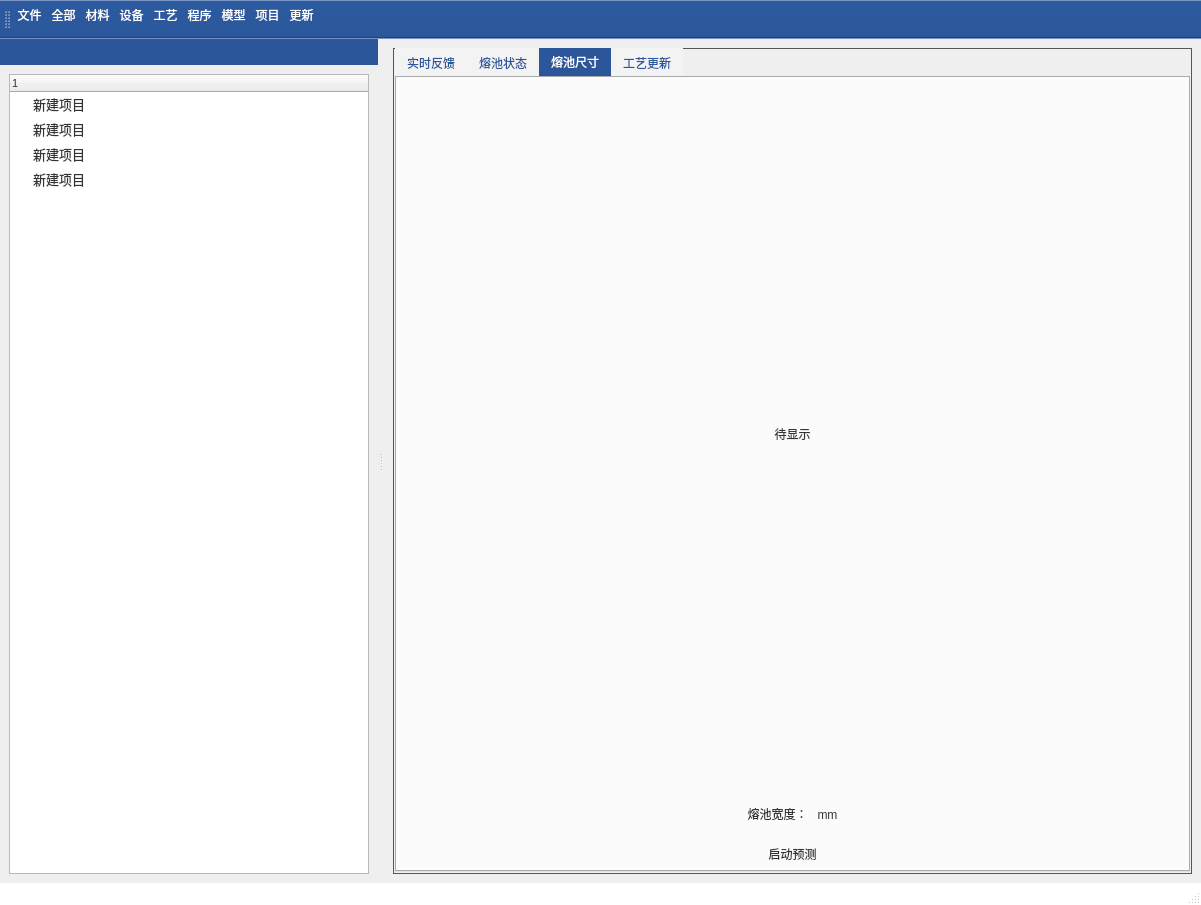
The window that new_thu/UI/main_viewer.ui (mihudaner/THU) describes before a commit, drawn with Qt 5.
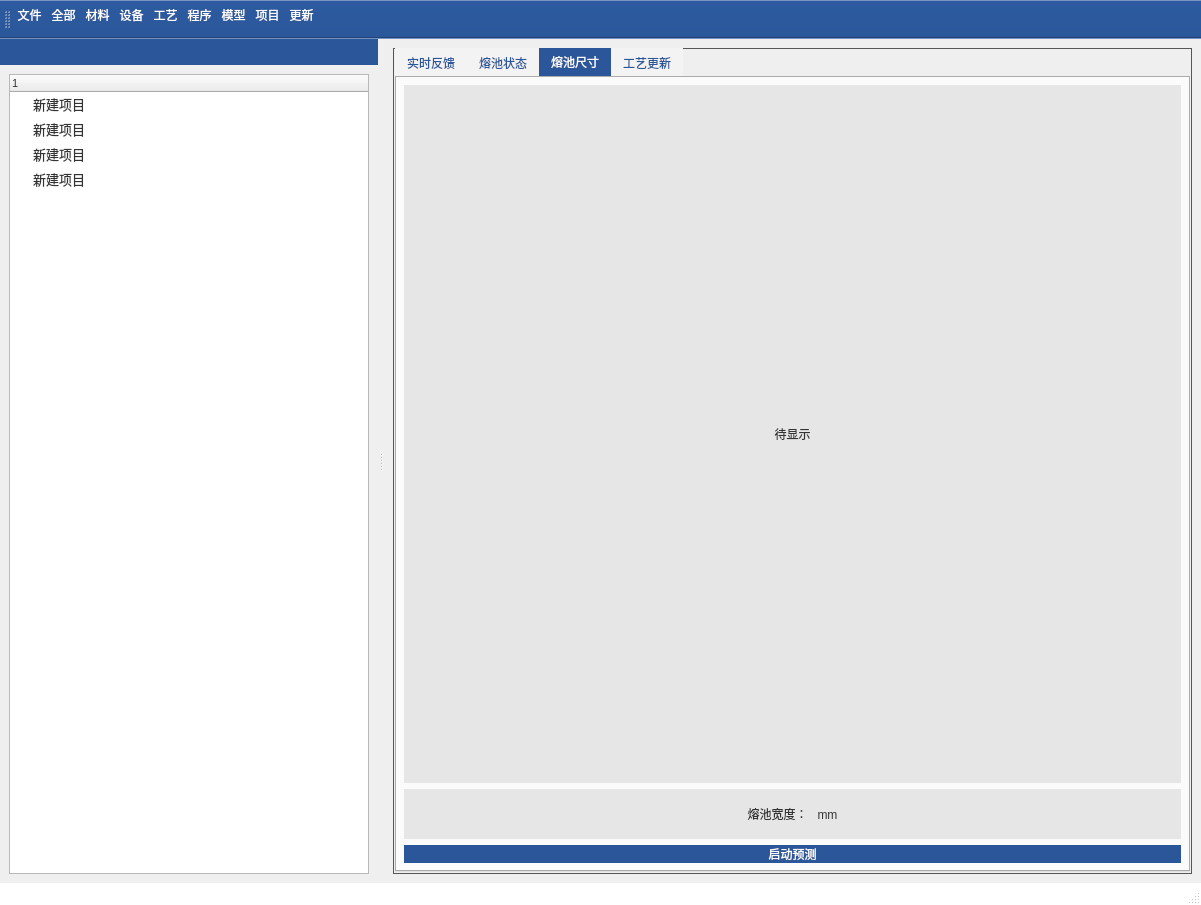
The same window after the commit. The open tabs and pages were chosen to show the change. Icons and pictures are not drawn.

Diff of the .ui file:
```diff
--- a/new_thu/UI/main_viewer.ui
+++ b/new_thu/UI/main_viewer.ui
@@ -585,12 +585,43 @@
           </attribute>
          </widget>
          <widget class="QWidget" name="tab_3">
+          <property name="styleSheet">
+           <string notr="true">#styleSheet{
+border: none;
+margin: 0px;
+}
+
+QPushButton {
+	border: none;
+	background-color: transparent;
+	text-align: center;
+	background-color: rgb(43, 87, 154);
+	color: rgb(255, 255, 255);
+}
+QPushButton:hover {
+	background-color: #bd93f9;
+}
+QPushButton:pressed {
+	background-color: #ff79c6;
+	color: rgb(255, 255, 255);
+}
+
+QLabel {
+	
+	background-color:  rgb(230, 230, 230);
+
+	
+}</string>
+          </property>
           <attribute name="title">
            <string>熔池尺寸</string>
           </attribute>
           <layout class="QVBoxLayout" name="verticalLayout">
            <item>
             <widget class="QLabel" name="label_showpre">
+             <property name="styleSheet">
+              <string notr="true"/>
+             </property>
              <property name="text">
               <string>待显示</string>
              </property>
```
Left out of the diff: 2 changed lines with no effect on the pictures.
